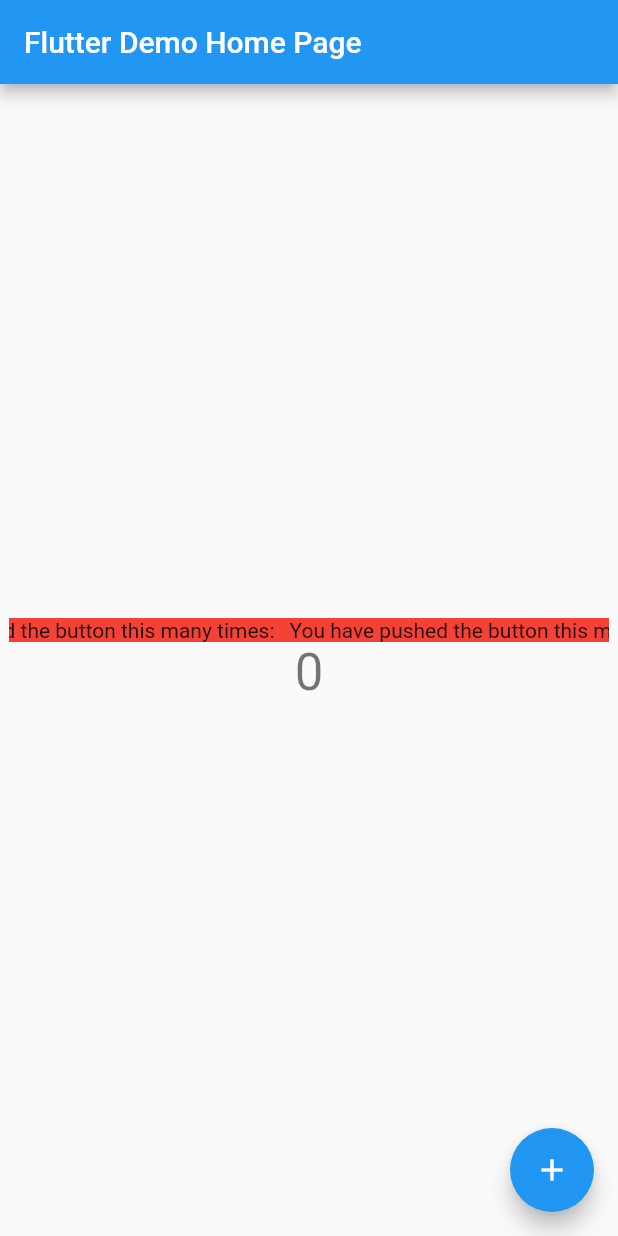
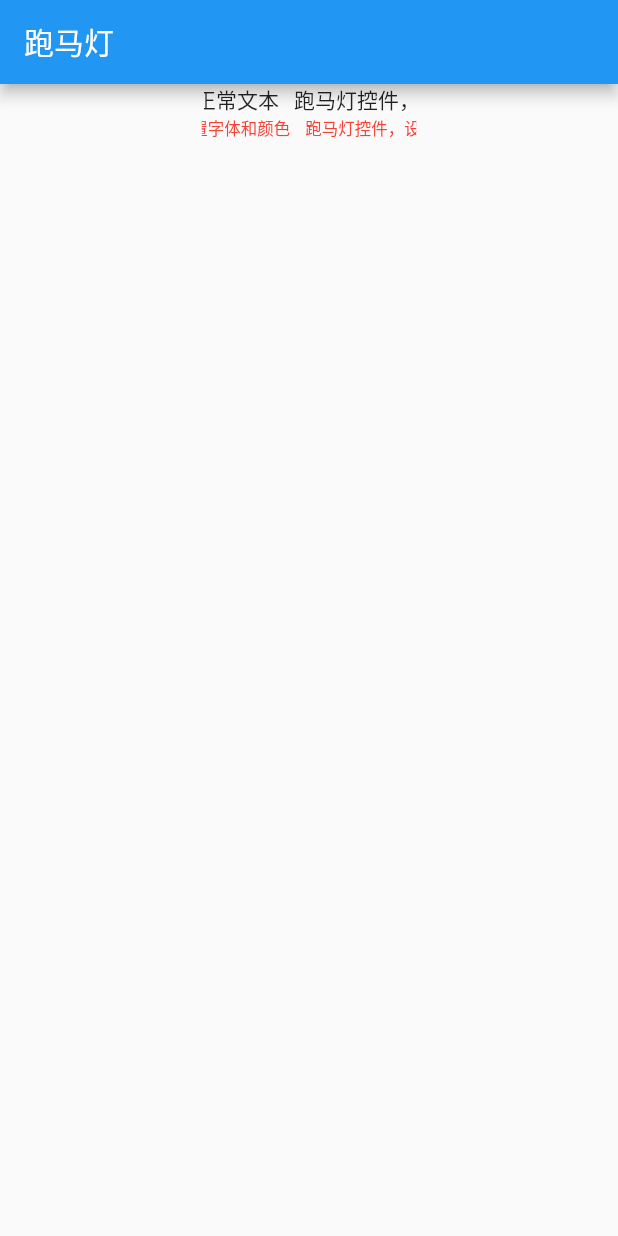
Before and after one commit to RepoForks/marquee_text, a Flutter app: the screen it shows after launch, on a phone screen of 412 x 824 dp. Run offline on Flutter 3.47's test engine with Material 2 defaults, Android fonts, the phone set to English and light mode, and no system bars.

Commit message:
更新readme

```diff
--- a/example/lib/main.dart
+++ b/example/lib/main.dart
@@ -21,96 +21,27 @@ class MyApp extends StatelessWidget {
         // is not restarted.
         primarySwatch: Colors.blue,
       ),
-      home: MyHomePage(title: 'Flutter Demo Home Page'),
+      home: HomePage(),
     );
   }
 }
 
-class MyHomePage extends StatefulWidget {
-  MyHomePage({Key key, this.title}) : super(key: key);
-
-  // This widget is the home page of your application. It is stateful, meaning
-  // that it has a State object (defined below) that contains fields that affect
-  // how it looks.
-
-  // This class is the configuration for the state. It holds the values (in this
-  // case the title) provided by the parent (in this case the App widget) and
-  // used by the build method of the State. Fields in a Widget subclass are
-  // always marked "final".
-
-  final String title;
-
-  @override
-  _MyHomePageState createState() => _MyHomePageState();
-}
-
-class _MyHomePageState extends State<MyHomePage> {
-  int _counter = 0;
-
-  void _incrementCounter() {
-    setState(() {
-      // This call to setState tells the Flutter framework that something has
-      // changed in this State, which causes it to rerun the build method below
-      // so that the display can reflect the updated values. If we changed
-      // _counter without calling setState(), then the build method would not be
-      // called again, and so nothing would appear to happen.
-      _counter++;
-    });
-  }
-
+class HomePage extends StatelessWidget {
   @override
   Widget build(BuildContext context) {
-    // This method is rerun every time setState is called, for instance as done
-    // by the _incrementCounter method above.
-    //
-    // The Flutter framework has been optimized to make rerunning build methods
-    // fast, so that you can just rebuild anything that needs updating rather
-    // than having to individually change instances of widgets.
-    return Scaffold(
-      appBar: AppBar(
-        // Here we take the value from the MyHomePage object that was created by
-        // the App.build method, and use it to set our appbar title.
-        title: Text(widget.title),
-      ),
-      body: Center(
-        // Center is a layout widget. It takes a single child and positions it
-        // in the middle of the parent.
-        child: Column(
-          // Column is also layout widget. It takes a list of children and
-          // arranges them vertically. By default, it sizes itself to fit its
-          // children horizontally, and tries to be as tall as its parent.
-          //
-          // Invoke "debug painting" (press "p" in the console, choose the
-          // "Toggle Debug Paint" action from the Flutter Inspector in Android
-          // Studio, or the "Toggle Debug Paint" command in Visual Studio Code)
-          // to see the wireframe for each widget.
-          //
-          // Column has various properties to control how it sizes itself and
-          // how it positions its children. Here we use mainAxisAlignment to
-          // center the children vertically; the main axis here is the vertical
-          // axis because Columns are vertical (the cross axis would be
-          // horizontal).
-          mainAxisAlignment: MainAxisAlignment.center,
-          children: <Widget>[
-            new Container(
-              width: 400,
-              child: MarqueeText(
-                'You have pushed the button this many times:',
-              ),
-              color: Colors.red,
-            ),
-            Text(
-              '$_counter',
-              style: Theme.of(context).textTheme.display1,
-            ),
-          ],
+    return new Scaffold(
+        appBar: new AppBar(
+          title: new Text("跑马灯"),
         ),
-      ),
-      floatingActionButton: FloatingActionButton(
-        onPressed: _incrementCounter,
-        tooltip: 'Increment',
-        child: Icon(Icons.add),
-      ), // This trailing comma makes auto-formatting nicer for build methods.
-    );
+        body: new Center(
+          child: new Column(
+            children: <Widget>[
+              MarqueeText("跑马灯控件，正常文本"),
+              MarqueeText.rich(TextSpan(
+                  text: "跑马灯控件，设置字体和颜色",
+                  style: TextStyle(fontSize: 11.0, color: Colors.red)))
+            ],
+          ),
+        ));
   }
 }
```
Also changed, not shown: 1 other file.
